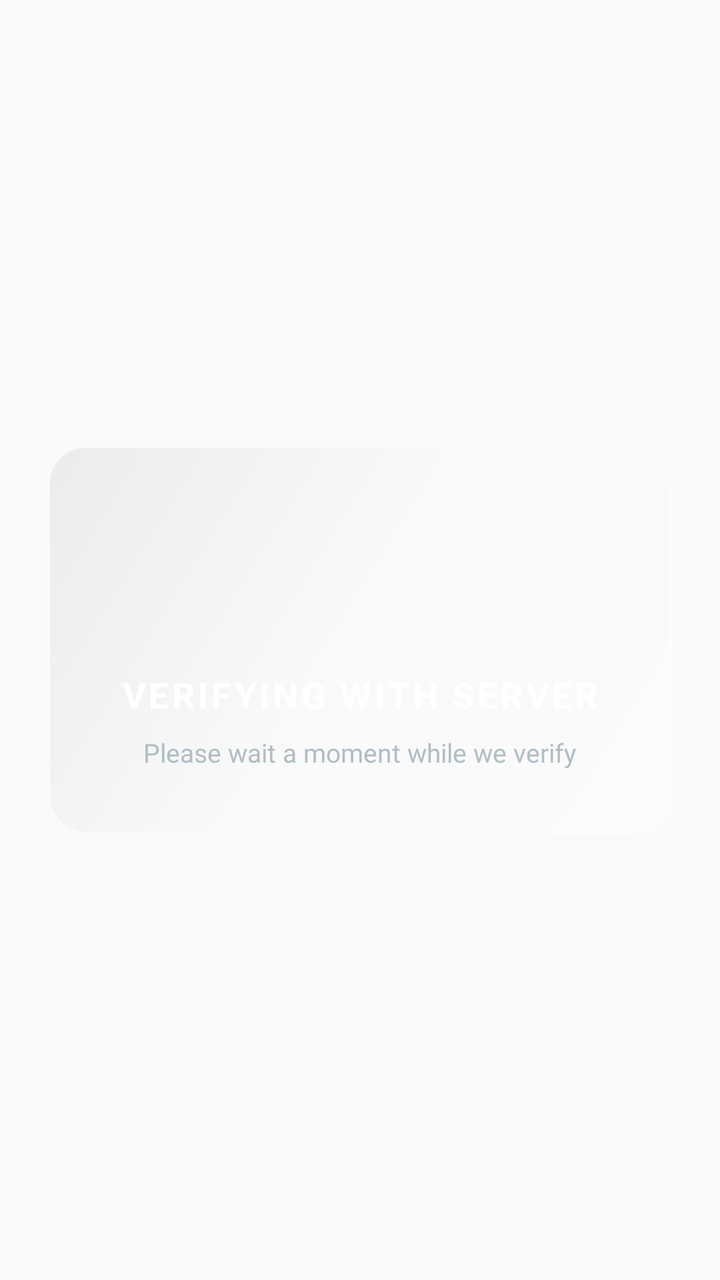
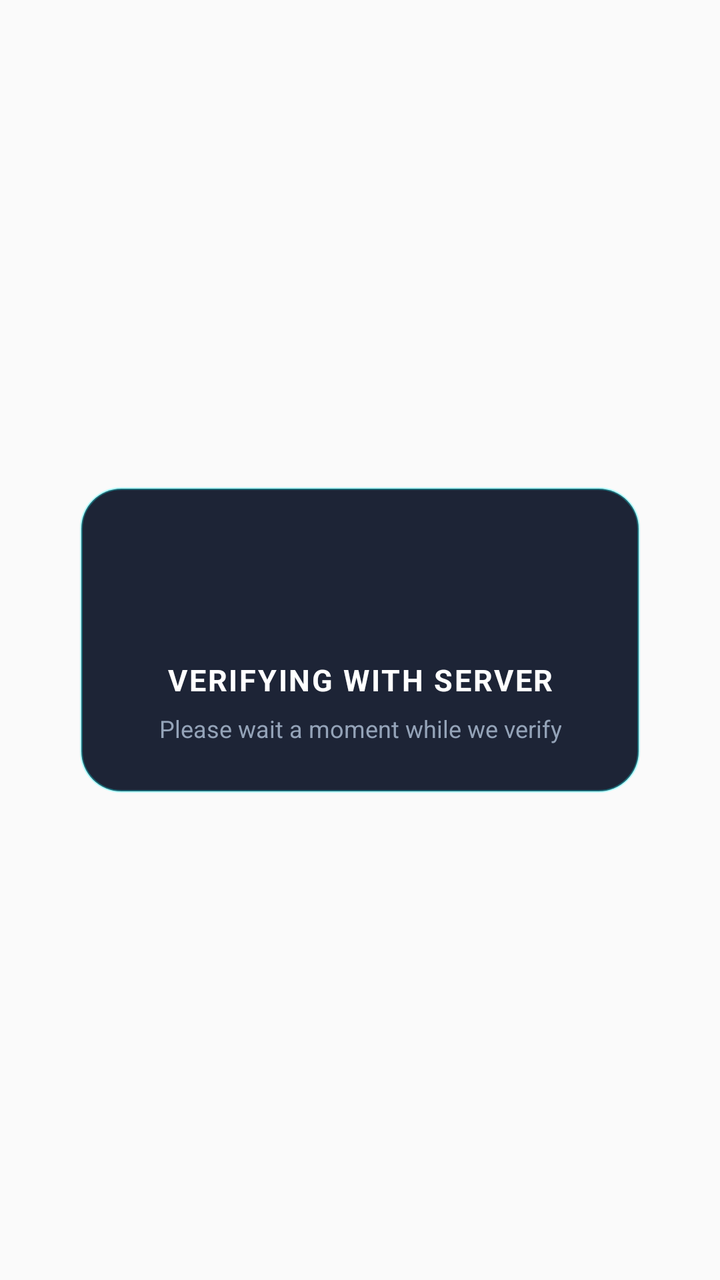

Two renders of the same Android screen: before a commit and after it. Below are the layout's source before the change and the commit's diff.
<!-- AndroidManifest.xml: application theme AppTheme -->
<!-- res/layout/dialog_loading.xml -->
<?xml version="1.0" encoding="utf-8"?>
<LinearLayout xmlns:android="http://schemas.android.com/apk/res/android"
    android:layout_width="match_parent"
    android:layout_height="wrap_content"
    android:gravity="center"
    android:padding="24dp">
    <LinearLayout
        android:layout_width="match_parent"
        android:layout_height="wrap_content"
        android:background="@drawable/bg_glass_card"
        android:gravity="center_horizontal"
        android:orientation="vertical"
        android:paddingTop="32dp"
        android:paddingBottom="32dp"
        android:paddingLeft="24dp"
        android:paddingRight="24dp"
        android:elevation="20dp">
        
        <ProgressBar
            android:id="@+id/loading_spinner"
            android:layout_width="56dp"
            android:layout_height="56dp"
            android:indeterminate="true"
            android:indeterminateTint="#18FFFF"
            android:indeterminateTintMode="src_in" />
        <TextView
            android:id="@+id/loading_title"
            android:layout_width="wrap_content"
            android:layout_height="wrap_content"
            android:layout_marginTop="24dp"
            android:text="VERIFYING WITH SERVER"
            android:textSize="18sp"
            android:textStyle="bold"
            android:textColor="#FFFFFF"
            android:letterSpacing="0.08"
            android:gravity="center" />
        <TextView
            android:layout_width="wrap_content"
            android:layout_height="wrap_content"
            android:layout_marginTop="8dp"
            android:text="Please wait a moment while we verify"
            android:textSize="13sp"
            android:textColor="#B0BEC5"
            android:gravity="center" />
    </LinearLayout>
</LinearLayout>
<!-- resources referenced by this layout -->
<resources>
  <!-- drawable bg_glass_card (drawable) -->
  <?xml version="1.0" encoding="utf-8"?>
  <shape xmlns:android="http://schemas.android.com/apk/res/android"
      android:shape="rectangle">
      <gradient
          android:startColor="#2EFFFFFF"
          android:centerColor="#1EFFFFFF"
          android:endColor="#100F172A"
          android:angle="135" />
      <corners android:radius="18dp" />
      <stroke
          android:width="1.2dp"
          android:color="#50FFFFFF" />
  </shape>
  <style name="AppTheme" parent="Theme.MaterialComponents.Light.NoActionBar.Bridge">
  		<item name="colorOnPrimary">@android:color/white</item>
  		<item name="colorPrimary">@color/colorPrimary</item>
  		<item name="colorPrimaryDark">@color/colorPrimaryDark</item>
  		<item name="colorAccent">@color/colorAccent</item>
  		<item name="colorControlHighlight">@color/colorControlHighlight</item>
  		<item name="colorControlNormal">@color/colorControlNormal</item>
  	</style>
  <color name="colorPrimary">#1F1F1F</color>
  <color name="colorPrimaryDark">#1F1F1F</color>
  <color name="colorAccent">#1F1F1F</color>
  <color name="colorControlHighlight">#1F1F1F</color>
  <color name="colorControlNormal">#1F1F1F</color>
</resources>

<!-- the commit's change to res/layout/dialog_loading.xml (unified diff, before → after) -->
@@ -3,44 +3,48 @@
     android:layout_width="match_parent"
     android:layout_height="wrap_content"
     android:gravity="center"
-    android:padding="24dp">
+    android:padding="20dp">
+
     <LinearLayout
-        android:layout_width="match_parent"
+        android:layout_width="280dp"
         android:layout_height="wrap_content"
-        android:background="@drawable/bg_glass_card"
+        android:background="@drawable/bg_loading_dialog"
         android:gravity="center_horizontal"
         android:orientation="vertical"
-        android:paddingTop="32dp"
-        android:paddingBottom="32dp"
-        android:paddingLeft="24dp"
-        android:paddingRight="24dp"
-        android:elevation="20dp">
-        
+        android:paddingTop="26dp"
+        android:paddingBottom="24dp"
+        android:paddingLeft="20dp"
+        android:paddingRight="20dp"
+        android:elevation="16dp">
+
         <ProgressBar
             android:id="@+id/loading_spinner"
-            android:layout_width="56dp"
-            android:layout_height="56dp"
+            android:layout_width="44dp"
+            android:layout_height="44dp"
             android:indeterminate="true"
             android:indeterminateTint="#18FFFF"
             android:indeterminateTintMode="src_in" />
+
         <TextView
             android:id="@+id/loading_title"
             android:layout_width="wrap_content"
             android:layout_height="wrap_content"
-            android:layout_marginTop="24dp"
+            android:layout_marginTop="16dp"
             android:text="VERIFYING WITH SERVER"
-            android:textSize="18sp"
+            android:textSize="15sp"
             android:textStyle="bold"
             android:textColor="#FFFFFF"
-            android:letterSpacing="0.08"
+            android:letterSpacing="0.06"
             android:gravity="center" />
+
         <TextView
             android:layout_width="wrap_content"
             android:layout_height="wrap_content"
-            android:layout_marginTop="8dp"
+            android:layout_marginTop="6dp"
             android:text="Please wait a moment while we verify"
-            android:textSize="13sp"
-            android:textColor="#B0BEC5"
+            android:textSize="12sp"
+            android:textColor="#94A3B8"
             android:gravity="center" />
+
     </LinearLayout>
 </LinearLayout>
<!-- resource entries referenced after the edit -->
@@ -1,18 +1,14 @@
 <!-- resources referenced by this layout -->
 <resources>
-  <!-- drawable bg_glass_card (drawable) -->
+  <!-- drawable bg_loading_dialog (drawable) -->
   <?xml version="1.0" encoding="utf-8"?>
   <shape xmlns:android="http://schemas.android.com/apk/res/android"
       android:shape="rectangle">
-      <gradient
-          android:startColor="#2EFFFFFF"
-          android:centerColor="#1EFFFFFF"
-          android:endColor="#100F172A"
-          android:angle="135" />
-      <corners android:radius="18dp" />
+      <solid android:color="#F00F172A" />
+      <corners android:radius="20dp" />
       <stroke
           android:width="1.2dp"
-          android:color="#50FFFFFF" />
+          android:color="#4D18FFFF" />
   </shape>
   <style name="AppTheme" parent="Theme.MaterialComponents.Light.NoActionBar.Bridge">
   		<item name="colorOnPrimary">@android:color/white</item>
